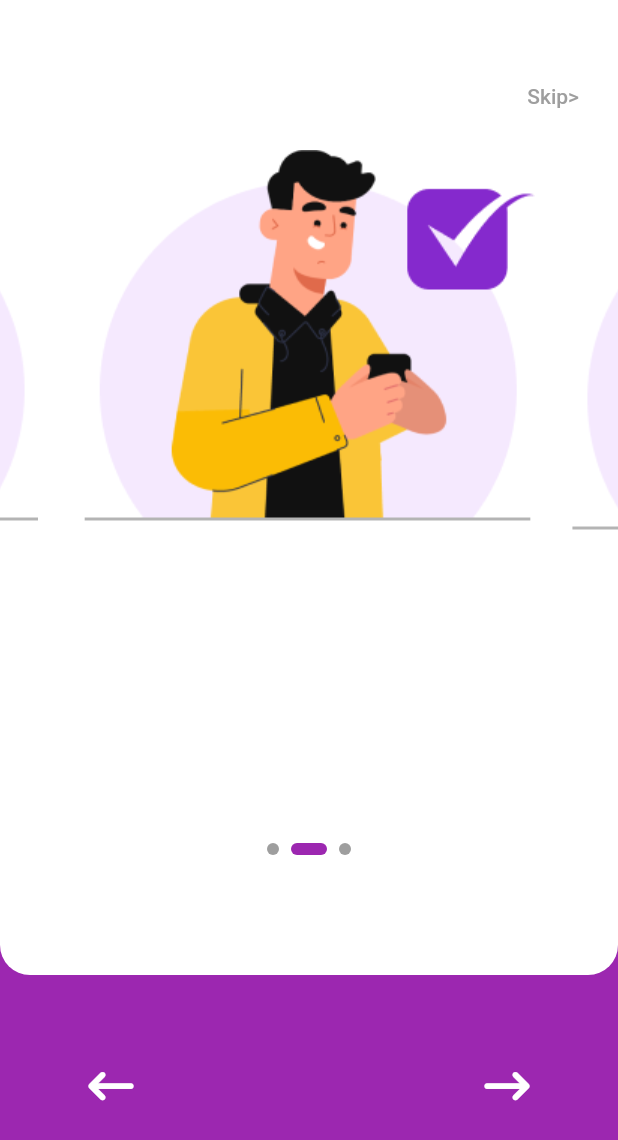
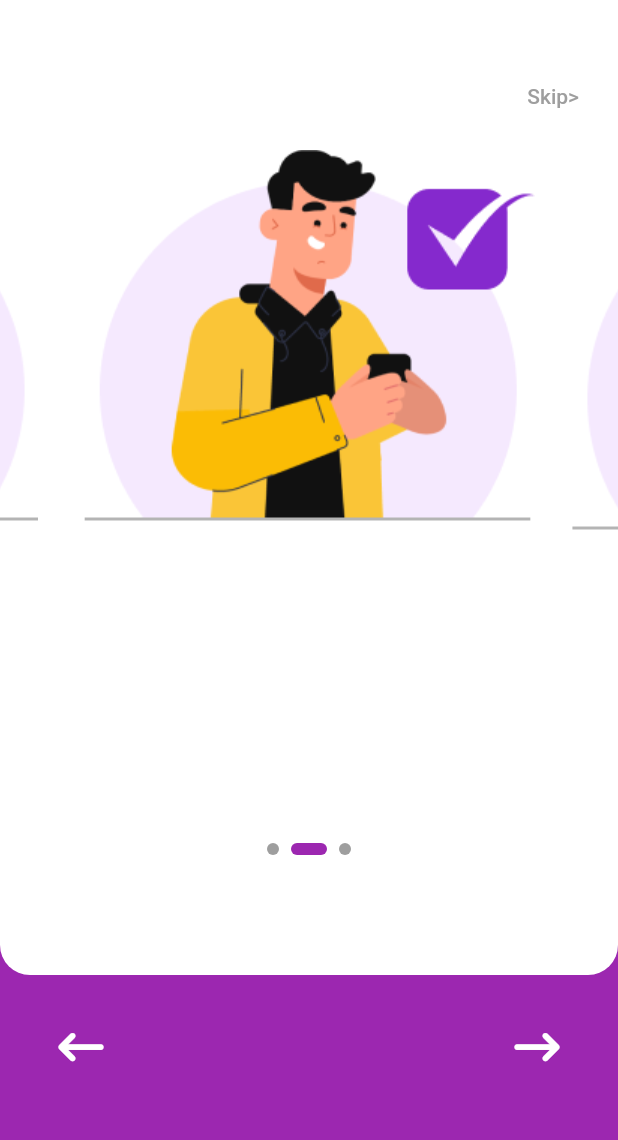
Before and after one commit to carolalex/survey, a Flutter app: the screen it shows after launch, swiped to page 2, on a phone screen of 412 x 824 dp. Shown: the top 1140 px of the screen. Run offline on Flutter 3.47's test engine with Material 2 defaults, Android fonts, the phone set to English and light mode, and no system bars; drawn by our look-alikes of carousel_slider; our stand-ins replace font_awesome_flutter.

Commit message:
fourth commit

```diff
--- a/survey/lib/dashbord.dart
+++ b/survey/lib/dashbord.dart
@@ -14,11 +14,13 @@ class Survey extends StatefulWidget {
 
 class _SurveyState extends State<Survey> {
   int _currentPageIndex = 0;
+  final CarouselController _carouselController = CarouselController();
 
   @override
   Widget build(BuildContext context) {
     List<Widget> carousalItems = [
-      Column(
+      Expanded(
+        child: Column(
           children: [
             const SizedBox(height: 100),
             Image.asset('images/Group 64.png'),
@@ -32,25 +34,34 @@ class _SurveyState extends State<Survey> {
             )
           ],
         ),
-      Column(
+      ),
+      Expanded(
+        child: Column(
           children: [
             const SizedBox(height: 100),
             Image.asset('images/Group 65.png'),
           ],
         ),
-      Column(
+      ),
+      Expanded(
+        child: Column(
           children: [
             const SizedBox(
               height: 100,
             ),
             Image.asset('images/Group 66.png'),
           ],
+        ),
       )
     ];
 
     List<Widget> _buildCarouselDots() {
       return List<Widget>.generate(carousalItems.length, (index) {
-        return Container(
+        return GestureDetector(
+          onTap: () {
+            _carouselController.animateToPage(index);
+          },
+          child: Container(
             width: _currentPageIndex == index ? 24 : 8,
             height: 8,
             margin: const EdgeInsets.symmetric(horizontal: 4),
@@ -58,6 +69,7 @@ class _SurveyState extends State<Survey> {
               //  shape: BoxShape.circle,
               borderRadius: BorderRadius.circular(20),
               color: _currentPageIndex == index ? Colors.purple : Colors.grey,
+            ),
           ),
         );
       });
@@ -82,6 +94,7 @@ class _SurveyState extends State<Survey> {
                 child: Padding(
                   padding: const EdgeInsets.only(bottom: 80),
                   child: CarouselSlider(
+                    carouselController: _carouselController,
                     items: carousalItems,
                     options: CarouselOptions(
                       autoPlay: false,
@@ -150,19 +163,30 @@ class _SurveyState extends State<Survey> {
               ),
             ],
           ),
-          const SizedBox(height: 50),
-          Padding(
-            padding: const EdgeInsets.only(right: 50.0, left: 50.0),
-            child: Row(
-              mainAxisAlignment: MainAxisAlignment.spaceBetween,
+          //const SizedBox(height: 50),
+          Stack(
             children: [
+              Container(
+                width: 500,
+                height: 70,
+                //color: Colors.red,
+              ),
               if (_currentPageIndex >= 1)
-                  IconButton(
+                Positioned(
+                  left: 30,
+                  bottom: 5,
+                  child: Container(
+                    //width: 180,
+                    height: 40,
+                    //color: Colors.pink,
+                    child: IconButton(
                       onPressed: () {
-                      setState(() {
+                        setState(
+                          () {
                             _currentPageIndex--;
-                      });
-                      //_carouselController.previousPage();
+                          },
+                        );
+                        _carouselController.previousPage();
                       },
                       icon: const Icon(
                         FontAwesomeIcons.arrowLeftLong,
@@ -170,13 +194,22 @@ class _SurveyState extends State<Survey> {
                         size: 30,
                       ),
                     ),
+                  ),
+                ),
               if (_currentPageIndex < carousalItems.length - 1)
-                  IconButton(
+                Positioned(
+                  right: 30,
+                  bottom: 5,
+                  child: Container(
+                    height: 40,
+                    //width: 100,
+                    //color: Colors.amber,
+                    child: IconButton(
                       onPressed: () {
                         setState(() {
                           _currentPageIndex++;
                         });
-                      //_carouselController.nextPage();
+                        _carouselController.nextPage();
                       },
                       icon: const Icon(
                         FontAwesomeIcons.arrowRightLong,
@@ -184,8 +217,9 @@ class _SurveyState extends State<Survey> {
                         size: 30,
                       ),
                     ),
+                  ),
+                ),
             ],
-            ),
           ),
         ],
       ),
```
Also changed, not shown: survey/lib/signupnow.dart (+38 -5 lines). Lines whose indentation alone changed are shown as unchanged.
